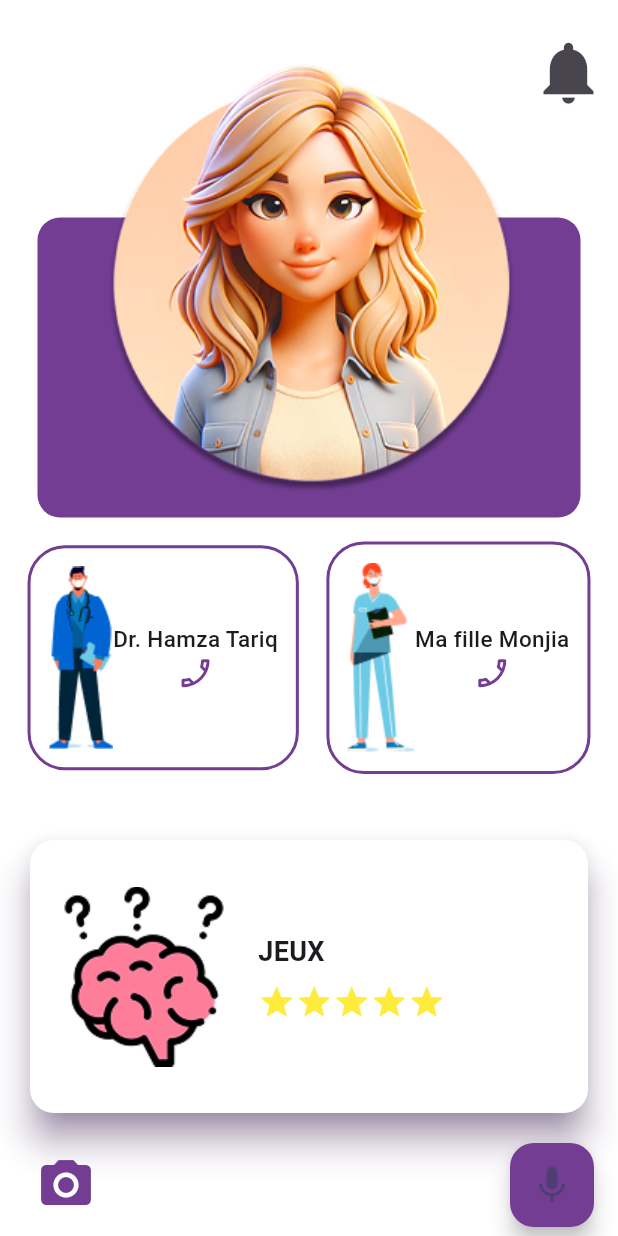
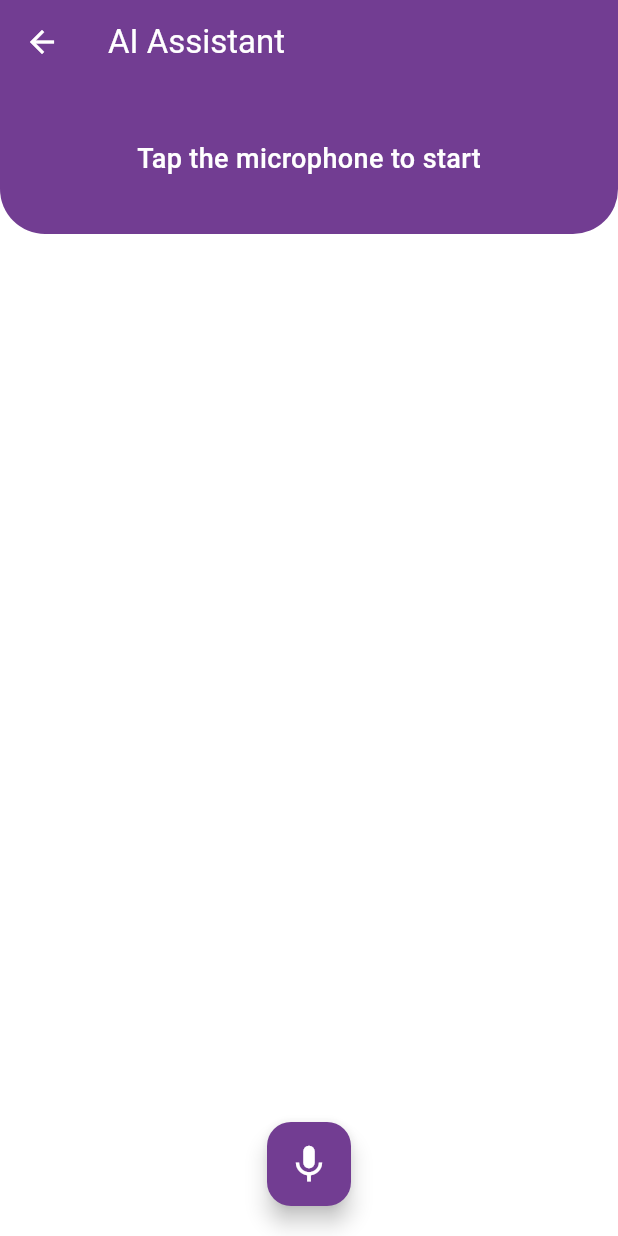
Before and after one commit to issam-guichana/PIM, a Flutter app: the HomePage screen opened directly, after a tap on the "mic" icon, on a phone screen of 412 x 824 dp. Run offline on Flutter 3.47's test engine with Material 3 defaults, Android fonts, the phone set to English and light mode, and no system bars; our stand-ins replace speech_to_text; accounts and stored records are empty.

Commit message:
speach to text part

```diff
--- /dev/null
+++ b/lib/Views/AssistantVocalScreens/SpeechInteractionPage.dart
@@ -0,0 +1,265 @@
+import 'package:flutter/material.dart';
+import 'package:speech_to_text/speech_to_text.dart';
+import 'package:speech_to_text/speech_recognition_result.dart';
+import 'dart:math' as math;
+
+class SpeechInteractionPage extends StatefulWidget {
+  @override
+  _SpeechInteractionPageState createState() => _SpeechInteractionPageState();
+}
+
+class _SpeechInteractionPageState extends State<SpeechInteractionPage>
+    with SingleTickerProviderStateMixin {
+  bool isListening = false;
+  bool isAIResponding = false;
+  String userMessage = '';
+  String aiResponse = '';
+
+  final SpeechToText _speechToText = SpeechToText();
+  bool _speechEnabled = false;
+
+  late AnimationController _animationController;
+
+  @override
+  void initState() {
+    super.initState();
+    _animationController = AnimationController(
+      vsync: this,
+      duration: const Duration(seconds: 2),
+    )..repeat();
+    _initSpeech();
+  }
+
+  void _initSpeech() async {
+    _speechEnabled = await _speechToText.initialize();
+    setState(() {});
+  }
+
+  void _startListening() async {
+    if (_speechEnabled) {
+      await _speechToText.listen(
+        onResult: _onSpeechResult,
+        listenFor: Duration(seconds: 30),
+        partialResults: true,
+        cancelOnError: true,
+        listenMode: ListenMode.confirmation,
+        localeId: 'ar-TN',
+      );
+      setState(() {
+        isListening = true;
+      });
+    }
+  }
+
+  void _stopListening() async {
+    await _speechToText.stop();
+    setState(() {
+      isListening = false;
+    });
+    // Trigger AI response when we have a message
+    if (userMessage.isNotEmpty) {
+      _handleAIResponse();
+    }
+  }
+
+  void _onSpeechResult(SpeechRecognitionResult result) {
+    setState(() {
+      userMessage = result.recognizedWords;
+    });
+  }
+
+  void _handleAIResponse() {
+    setState(() {
+      isAIResponding = true;
+    });
+
+    // Simulate AI response - replace with your actual AI logic
+    Future.delayed(const Duration(seconds: 2), () {
+      setState(() {
+        aiResponse = 'This is a sample AI response to: $userMessage';
+        isAIResponding = false;
+      });
+    });
+  }
+
+  Future<void> _toggleListening() async {
+    if (_speechToText.isNotListening) {
+      _startListening();
+    } else {
+      _stopListening();
+    }
+  }
+
+  @override
+  void dispose() {
+    _animationController.dispose();
+    super.dispose();
+  }
+
+  @override
+  Widget build(BuildContext context) {
+    return Scaffold(
+      backgroundColor: Colors.white,
+      appBar: AppBar(
+        backgroundColor: const Color(0xFF723D92),
+        elevation: 0,
+        title: const Text(
+          'AI Assistant',
+          style: TextStyle(color: Colors.white),
+        ),
+        leading: IconButton(
+          icon: const Icon(Icons.arrow_back, color: Colors.white),
+          onPressed: () => Navigator.pop(context),
+        ),
+      ),
+      body: Column(
+        children: [
+          Container(
+            height: 100,
+            decoration: const BoxDecoration(
+              color: Color(0xFF723D92),
+              borderRadius: BorderRadius.only(
+                bottomLeft: Radius.circular(30),
+                bottomRight: Radius.circular(30),
+              ),
+            ),
+            child: Center(
+              child: Text(
+                isListening ? 'Listening...' :
+                isAIResponding ? 'AI is responding...' :
+                _speechEnabled ? 'Tap the microphone to start' : 'Speech not available',
+                style: const TextStyle(
+                  color: Colors.white,
+                  fontSize: 18,
+                  fontWeight: FontWeight.w500,
+                ),
+              ),
+            ),
+          ),
+
+          Expanded(
+            child: ListView(
+              padding: const EdgeInsets.all(20),
+              children: [
+                if (userMessage.isNotEmpty)
+                  _buildMessageBubble(
+                    message: userMessage,
+                    isUser: true,
+                  ),
+                if (aiResponse.isNotEmpty)
+                  _buildMessageBubble(
+                    message: aiResponse,
+                    isUser: false,
+                  ),
+              ],
+            ),
+          ),
+
+          AnimatedBuilder(
+            animation: _animationController,
+            builder: (context, child) {
+              return Container(
+                height: 100,
+                padding: const EdgeInsets.symmetric(horizontal: 20),
+                child: CustomPaint(
+                  size: const Size(double.infinity, 100),
+                  painter: WaveformPainter(
+                    animation: _animationController,
+                    isActive: isListening || isAIResponding,
+                    color: const Color(0xFF723D92),
+                  ),
+                ),
+              );
+            },
+          ),
+
+          Container(
+            padding: const EdgeInsets.all(20),
+            child: Row(
+              mainAxisAlignment: MainAxisAlignment.center,
+              children: [
+                FloatingActionButton(
+                  heroTag: 'micButton',
+                  backgroundColor: isListening ? Colors.red : const Color(0xFF723D92),
+                  onPressed: _speechEnabled ? _toggleListening : null,
+                  child: Icon(
+                    isListening ? Icons.stop : Icons.mic,
+                    color: Colors.white,
+                    size: 30,
+                  ),
+                ),
+              ],
+            ),
+          ),
+        ],
+      ),
+    );
+  }
+
+  Widget _buildMessageBubble({required String message, required bool isUser}) {
+    return Align(
+      alignment: isUser ? Alignment.centerRight : Alignment.centerLeft,
+      child: Container(
+        margin: const EdgeInsets.only(bottom: 12),
+        padding: const EdgeInsets.symmetric(horizontal: 16, vertical: 12),
+        decoration: BoxDecoration(
+          color: isUser ? const Color(0xFF723D92) : Colors.grey[200],
+          borderRadius: BorderRadius.circular(20),
+        ),
+        constraints: BoxConstraints(
+          maxWidth: MediaQuery.of(context).size.width * 0.75,
+        ),
+        child: Text(
+          message,
+          style: TextStyle(
+            color: isUser ? Colors.white : Colors.black87,
+            fontSize: 16,
+          ),
+        ),
+      ),
+    );
+  }
+}
+
+class WaveformPainter extends CustomPainter {
+  final Animation<double> animation;
+  final bool isActive;
+  final Color color;
+
+  WaveformPainter({
+    required this.animation,
+    required this.isActive,
+    required this.color,
+  });
+
+  @override
+  void paint(Canvas canvas, Size size) {
+    if (!isActive) return;
+
+    final paint = Paint()
+      ..color = color.withOpacity(0.5)
+      ..strokeWidth = 3
+      ..strokeCap = StrokeCap.round;
+
+    final width = size.width;
+    final height = size.height;
+    const bars = 60;
+    final barWidth = width / bars;
+
+    for (var i = 0; i < bars; i++) {
+      final x = i * barWidth;
+      final normalized = (i / bars) * 2 * math.pi;
+      final wave = math.sin(normalized + (animation.value * 2 * math.pi));
+      final barHeight = (height / 2) * wave.abs();
+
+      canvas.drawLine(
+        Offset(x, height / 2 - barHeight / 2),
+        Offset(x, height / 2 + barHeight / 2),
+        paint,
+      );
+    }
+  }
+
+  @override
+  bool shouldRepaint(WaveformPainter oldDelegate) => true;
+}
--- a/lib/Views/HomePages/PatientHomePage.dart
+++ b/lib/Views/HomePages/PatientHomePage.dart
@@ -1,4 +1,5 @@
 import 'package:flutter/material.dart';
+import 'package:pim_project/Views/AssistantVocalScreens/SpeechInteractionPage.dart';
 
 class HomePage extends StatelessWidget {
   @override
@@ -114,9 +115,14 @@ class HomePage extends StatelessWidget {
                       size: 40, color: Color(0xFF723D92)),
                 ),
                 FloatingActionButton(
-                  onPressed: () {},
+                  onPressed: () {
+                    Navigator.push(
+                      context,
+                      MaterialPageRoute(builder: (context) => SpeechInteractionPage()),
+                    );
+                  },
                   backgroundColor: const Color(0xFF723D92),
-                  child: const Icon(Icons.mic, size: 30),
+                  child: const Icon(Icons.mic,color: Colors.white, size: 30),
                 ),
               ],
             ),
--- a/lib/main.dart
+++ b/lib/main.dart
@@ -3,6 +3,7 @@ import 'package:pim_project/Controllers/AuthProviders/AuthProvider.dart';
 import 'package:pim_project/Views/AuthPages/ForgotPwdScreen.dart';
 import 'package:pim_project/Views/AuthPages/SplashScreen.dart';
 import 'package:pim_project/Views/HomePages/PatientHomePage.dart';
+import 'package:pim_project/Views/ProfilePages/ProfilePage.dart';
 import 'package:provider/provider.dart';
 
 void main() {
@@ -27,7 +28,7 @@ class MyApp extends StatelessWidget {
         colorScheme: ColorScheme.fromSeed(seedColor: Colors.deepPurple),
         useMaterial3: true,
       ),
-      home:  SplashScreen(),
+      home:HomePage(),
 
       // home:  ForgotPasswordScreen() ,
 
--- a/pubspec.yaml
+++ b/pubspec.yaml
@@ -36,7 +36,11 @@ dependencies:
   # Use with the CupertinoIcons class for iOS style icons.
   cupertino_icons: ^1.0.8
   provider: ^6.1.2
-  http: ^1.3.0
+  http: ^0.13.6
+#  vosk_flutter: ^0.3.48
+  permission_handler: ^10.4.5
+  path_provider: ^2.1.5
+  speech_to_text: ^7.0.0
 
 dev_dependencies:
   flutter_test:
```
Also changed, not shown: lib/Utils/SpeechRecognitionService.dart (added), pubspec.lock, 2 other files.
